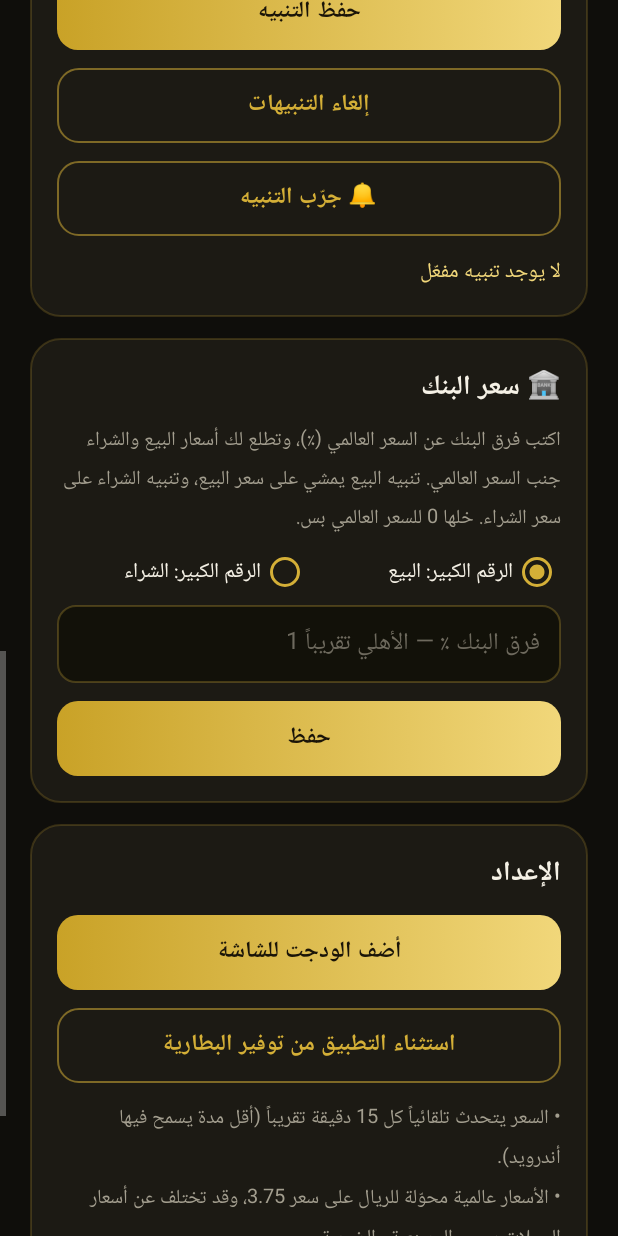
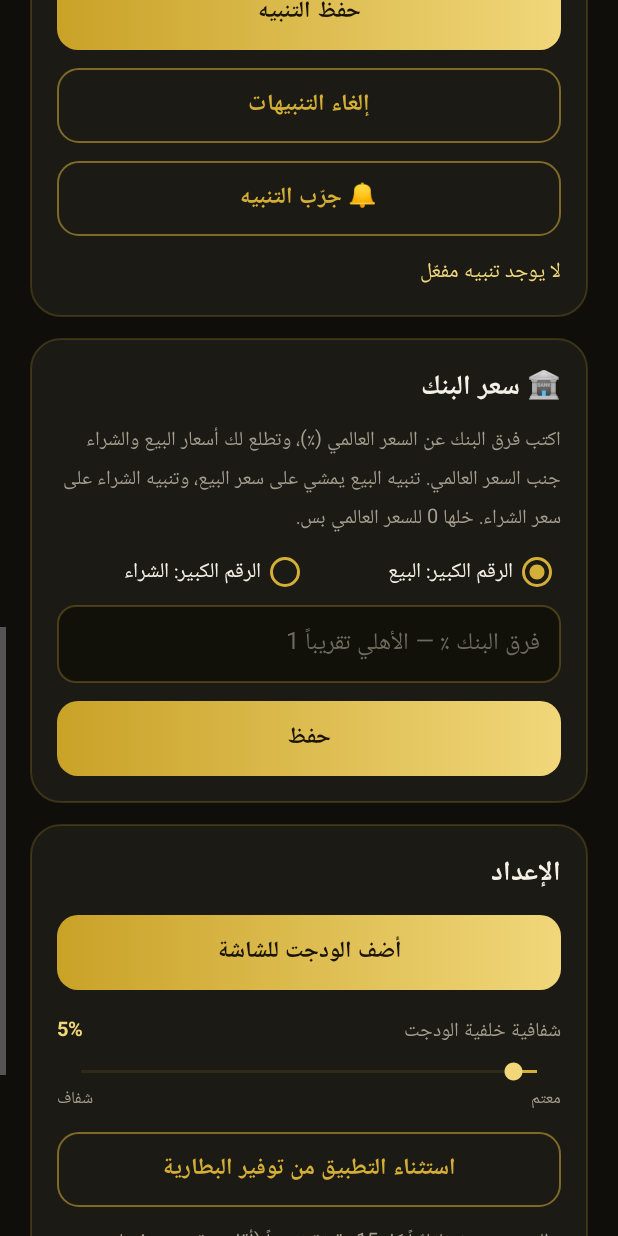
Before and after one commit to mes9119-eng/GoldWatch, an Android app: the screen it shows after launch (MainActivity), scrolled down 1153 dp, on a phone screen of 412 x 824 dp. Run offline under Robolectric (Android 15) with nearby library versions, the phone set to English and light mode, and no system bars; network calls fail; pictures from the network do not load.

Commit message:
Widget background transparency slider
Co-Authored-By: Claude Opus 5.5 <noreply@anthropic.com>
Claude-Session: https://claude.ai/code/session_01VvDq1iPatw8uKn3fJnXfdz

```diff
--- a/app/build.gradle
+++ b/app/build.gradle
@@ -7,8 +7,8 @@ android {
         applicationId 'com.assiss.goldwatch'
         minSdk 26
         targetSdk 34
-        versionCode 12
-        versionName '2.0.1'
+        versionCode 13
+        versionName '2.1'
     }
     signingConfigs {
         fixed {
--- a/app/src/main/java/com/assiss/goldwatch/GoldWidget.java
+++ b/app/src/main/java/com/assiss/goldwatch/GoldWidget.java
@@ -49,6 +49,7 @@ public class GoldWidget extends AppWidgetProvider {
 
     static RemoteViews build(Context c) {
         RemoteViews v = new RemoteViews(c.getPackageName(), R.layout.widget_gold);
+        v.setInt(R.id.wBg, "setImageAlpha", Store.widgetAlpha(c));
         int k = Store.karat(c);
         double mg = Store.margin(c);
         v.setTextViewText(R.id.wlMain, "عيار " + k);
--- a/app/src/main/java/com/assiss/goldwatch/MainActivity.java
+++ b/app/src/main/java/com/assiss/goldwatch/MainActivity.java
@@ -115,6 +115,28 @@ public class MainActivity extends Activity {
             GoldWidget.updateAll(this);
             loadChart();
             toast(m > 0 ? "تم الحفظ ✔" : "رجعنا للسعر العالمي");
+        });
+        final TextView alphaValue = findViewById(R.id.alphaValue);
+        final android.widget.SeekBar alphaBar = findViewById(R.id.alphaBar);
+        // progress = transparency % (0 = opaque, 100 = fully transparent)
+        int transp = Math.round((255 - Store.widgetAlpha(this)) * 100f / 255f);
+        alphaBar.setProgress(transp);
+        alphaValue.setText(transp + "%");
+        alphaBar.setOnSeekBarChangeListener(new android.widget.SeekBar.OnSeekBarChangeListener() {
+            @Override
+            public void onProgressChanged(android.widget.SeekBar sb, int progress, boolean fromUser) {
+                alphaValue.setText(progress + "%");
+                if (fromUser) {
+                    Store.setWidgetAlpha(MainActivity.this, Math.round(255 - progress * 255f / 100f));
+                    GoldWidget.updateAll(MainActivity.this);
+                }
+            }
+
+            @Override
+            public void onStartTrackingTouch(android.widget.SeekBar sb) {}
+
+            @Override
+            public void onStopTrackingTouch(android.widget.SeekBar sb) {}
         });
         findViewById(R.id.addWidget).setOnClickListener(v -> pinWidget());
         findViewById(R.id.battery).setOnClickListener(v -> {
--- a/app/src/main/java/com/assiss/goldwatch/Store.java
+++ b/app/src/main/java/com/assiss/goldwatch/Store.java
@@ -101,6 +101,10 @@ final class Store {
         return out;
     }
 
+    /** Widget background opacity 0..255. */
+    static int widgetAlpha(Context c) { return p(c).getInt("wAlpha", 242); }
+    static void setWidgetAlpha(Context c, int a) { p(c).edit().putInt("wAlpha", a).commit(); }
+
     // ---- alerts ----
     static int karat(Context c) { return p(c).getInt("karat", 24); }
     /** The two karats shown in small text, given the main one. */
--- a/app/src/main/res/drawable/widget_bg.xml
+++ b/app/src/main/res/drawable/widget_bg.xml
@@ -1,5 +1,5 @@
 <shape xmlns:android="http://schemas.android.com/apk/res/android" android:shape="rectangle">
-    <gradient android:angle="315" android:startColor="#F22B2414" android:endColor="#F214120D" />
+    <gradient android:angle="315" android:startColor="#FF2B2414" android:endColor="#FF14120D" />
     <corners android:radius="22dp" />
     <stroke android:width="1dp" android:color="#66D4AF37" />
 </shape>
--- a/app/src/main/res/layout/activity_main.xml
+++ b/app/src/main/res/layout/activity_main.xml
@@ -231,6 +231,24 @@
                 android:text="الإعداد" android:textColor="@color/text"
                 android:textSize="18sp" android:textStyle="bold" />
             <Button android:id="@+id/addWidget" style="@style/GoldBtn" android:text="أضف الودجت للشاشة" />
+            <LinearLayout android:layout_width="match_parent" android:layout_height="wrap_content"
+                android:layout_marginTop="16dp" android:orientation="horizontal">
+                <TextView style="@style/Label" android:layout_width="0dp" android:layout_weight="1"
+                    android:text="شفافية خلفية الودجت" />
+                <TextView android:id="@+id/alphaValue" android:layout_width="wrap_content"
+                    android:layout_height="wrap_content" android:textColor="@color/gold_light"
+                    android:textSize="13sp" android:textStyle="bold" />
+            </LinearLayout>
+            <SeekBar android:id="@+id/alphaBar" android:layout_width="match_parent"
+                android:layout_height="wrap_content" android:layout_marginTop="6dp"
+                android:max="100" android:progressTint="@color/gold"
+                android:thumbTint="@color/gold_light" android:progressBackgroundTint="#55D4AF37" />
+            <LinearLayout android:layout_width="match_parent" android:layout_height="wrap_content"
+                android:orientation="horizontal">
+                <TextView style="@style/Label" android:layout_width="0dp" android:layout_weight="1"
+                    android:textSize="11sp" android:text="معتم" />
+                <TextView style="@style/Label" android:textSize="11sp" android:text="شفاف" />
+            </LinearLayout>
             <Button android:id="@+id/battery" style="@style/GhostBtn" android:text="استثناء التطبيق من توفير البطارية" />
             <TextView style="@style/Label" android:layout_marginTop="12dp" android:lineSpacingExtra="4dp"
                 android:text="• السعر يتحدث تلقائياً كل 15 دقيقة تقريباً (أقل مدة يسمح فيها أندرويد).\n• الأسعار عالمية محوّلة للريال على سعر 3.75، وقد تختلف عن أسعار المحلات بسبب المصنعية والضريبة.\n• استثناء التطبيق من توفير البطارية يضمن وصول التنبيهات في وقتها." />
```
Also changed, not shown: app/src/main/res/layout/widget_gold.xml (+14 -2 lines).
